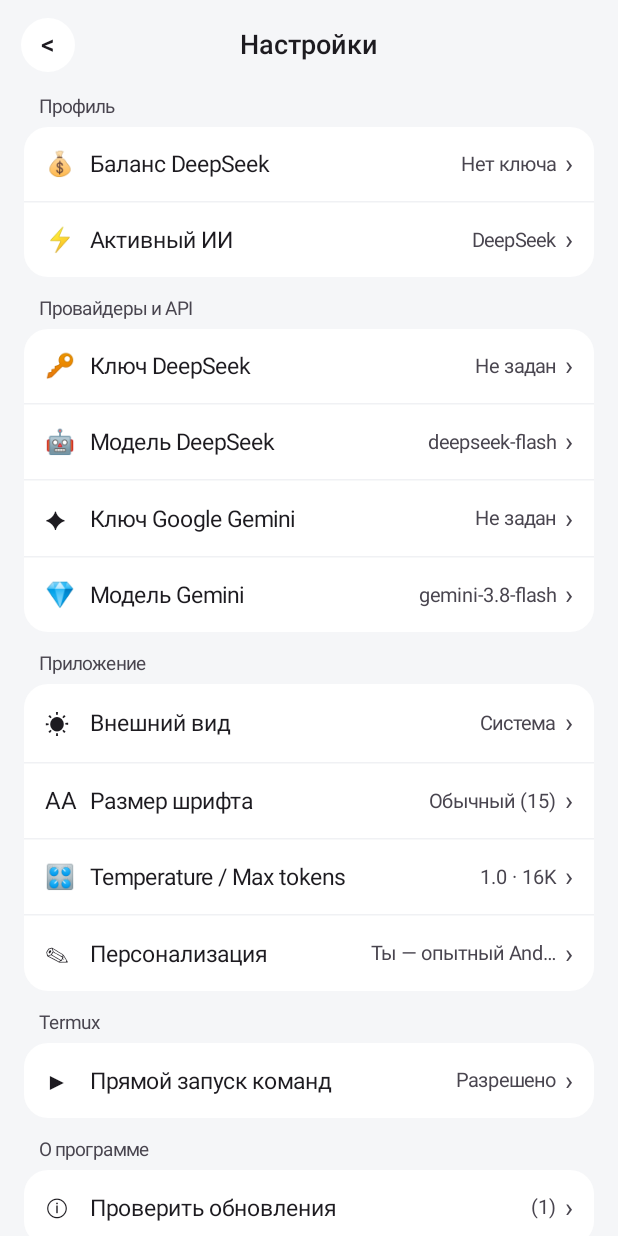
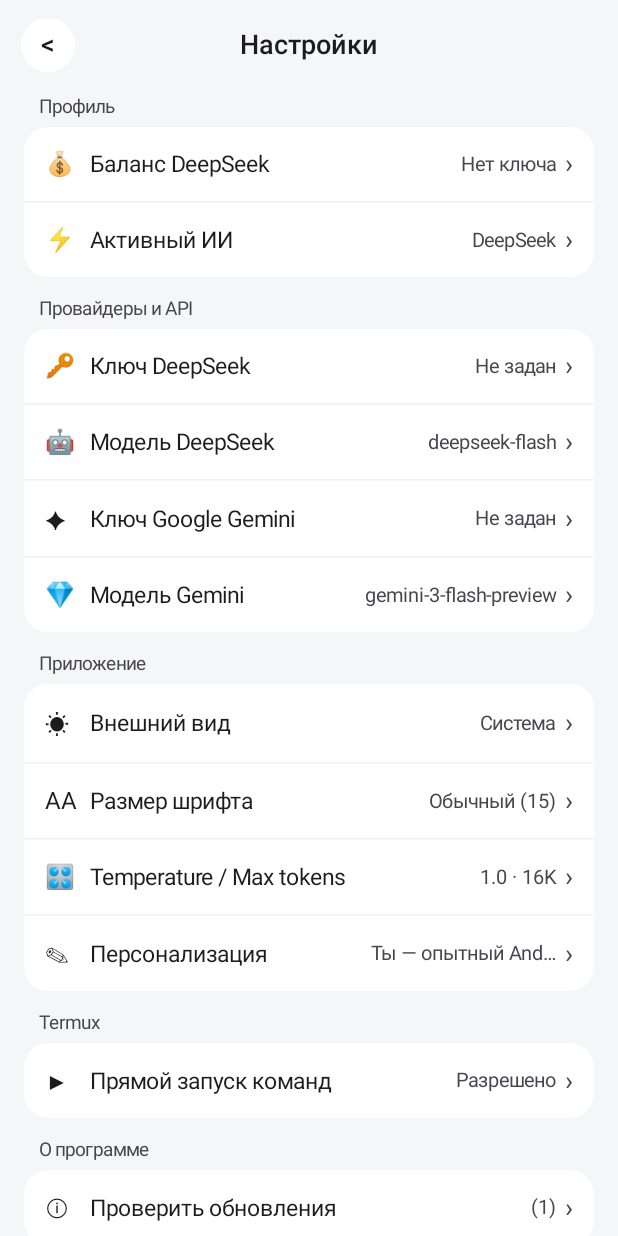
Before and after one commit to Garickbox/DeepApk, an Android app built with Jetpack Compose: the composable SettingsScreen shown on its own in the app's theme, on a phone screen of 412 x 824 dp. Run offline under Robolectric (Android 15) with nearby library versions, the phone set to English and light mode, and no system bars; pictures from the network do not load.

Commit message:
fix: Gemini 3-flash-preview default, AQ.A mask, error scroll

```diff
--- a/app/src/main/java/com/garickbox/deepapk/ChatScreen.kt
+++ b/app/src/main/java/com/garickbox/deepapk/ChatScreen.kt
@@ -958,17 +958,17 @@ fun ChatScreen(
                 if (error.isNotBlank()) {
                     Surface(
                         color = MaterialTheme.colorScheme.errorContainer,
-                        modifier = Modifier.fillMaxWidth()
+                        modifier = Modifier.fillMaxWidth().heightIn(max = 150.dp)
                     ) {
                         Row(
                             Modifier.padding(horizontal = 14.dp, vertical = 8.dp),
-                            verticalAlignment = Alignment.CenterVertically
+                            verticalAlignment = Alignment.Top
                         ) {
                             Text(
                                 "❌ $error",
                                 fontSize = 12.sp,
                                 color = MaterialTheme.colorScheme.onErrorContainer,
-                                modifier = Modifier.weight(1f)
+                                modifier = Modifier.weight(1f).verticalScroll(rememberScrollState())
                             )
                             Text(
                                 "✕",
--- a/app/src/main/java/com/garickbox/deepapk/DeepSeekApi.kt
+++ b/app/src/main/java/com/garickbox/deepapk/DeepSeekApi.kt
@@ -232,7 +232,7 @@ object DeepSeekApi {
             .put("maxOutputTokens", settings.maxTokens.coerceAtMost(65536))
 
         if (settings.thinkingEnabled &&
-            (settings.geminiModel.contains("2.5") || settings.geminiModel.contains("3"))
+            (settings.geminiModel.contains("2.5") || settings.geminiModel.contains("3") || settings.geminiModel.contains("-4"))
         ) {
             genCfg.put("thinkingConfig", JSONObject().put("includeThoughts", true))
         }
--- a/app/src/main/java/com/garickbox/deepapk/SettingsStore.kt
+++ b/app/src/main/java/com/garickbox/deepapk/SettingsStore.kt
@@ -7,7 +7,7 @@ data class AppSettings(
     val apiKey: String = "",
     val geminiApiKey: String = "",
     val model: String = "deepseek-flash",
-    val geminiModel: String = "gemini-3.8-flash",
+    val geminiModel: String = "gemini-3-flash-preview",
     val thinkingEnabled: Boolean = true,
     val webSearchEnabled: Boolean = true,
     val temperature: Float = 1.0f,
@@ -55,8 +55,11 @@ object SettingsStore {
             apiKey = p.getString("api_key", "") ?: "",
             geminiApiKey = p.getString("gemini_api_key", "") ?: "",
             model = p.getString("model", "deepseek-flash") ?: "deepseek-flash",
-            geminiModel = (p.getString("gemini_model", "gemini-3.8-flash") ?: "gemini-3.8-flash")
-                .let { if (it == "gemini-2.5-flash" || it == "gemini-2.0-flash") "gemini-3.8-flash" else it },
+            geminiModel = (p.getString("gemini_model", "gemini-3-flash-preview") ?: "gemini-3-flash-preview")
+                .let { when {
+                    it in listOf("gemini-2.5-flash","gemini-2.0-flash","gemini-2.5-flash-lite","gemini-2.5-pro") -> "gemini-3-flash-preview"
+                    it == "gemini-3.8-flash" && !p.getBoolean("mig38", false) -> { p.edit().putBoolean("mig38", true).putString("gemini_model", "gemini-3-flash-preview").apply(); "gemini-3-flash-preview" }
+                    else -> it } },
             thinkingEnabled = p.getBoolean("thinking_enabled", true),
             webSearchEnabled = webSearch,
             temperature = p.getFloat("temperature", 1.0f),
```
Also changed, not shown: app/src/main/java/com/garickbox/deepapk/SettingsScreen.kt (+6 -4 lines).
